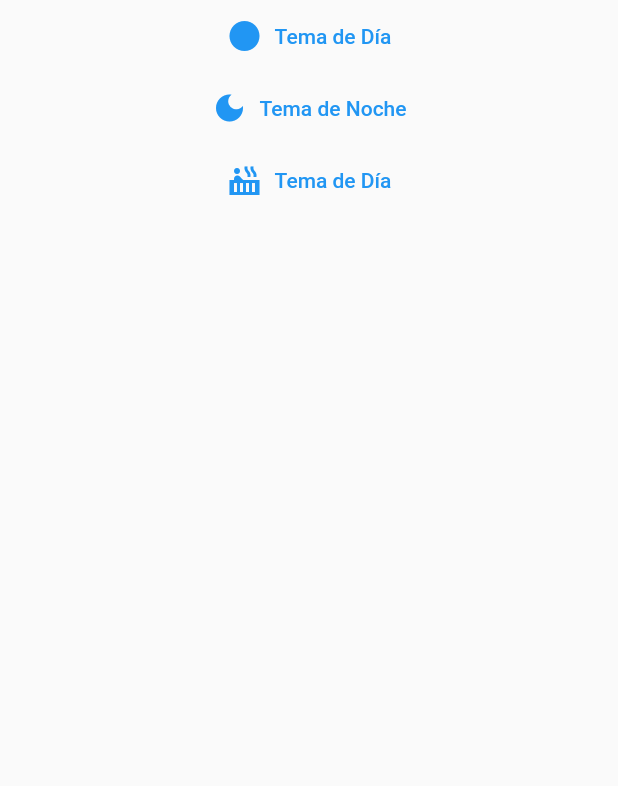
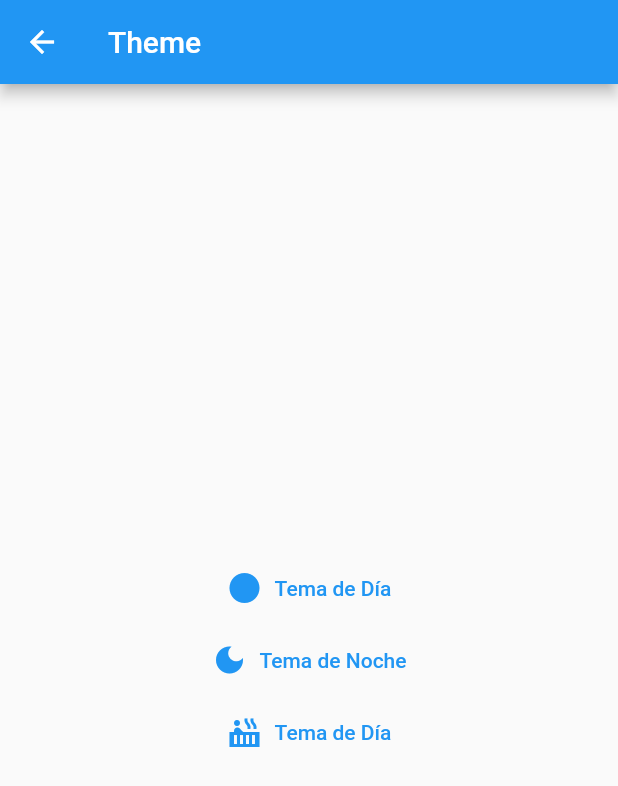
Before and after one commit to Reyes-Martinez/pmovil, a Flutter app: the ThemeScreen screen opened by its route, after a tap on "Tema de Día", on a phone screen of 412 x 824 dp. Shown: the top 786 px of the screen. Run offline on Flutter 3.47's test engine with Material 2 defaults, Android fonts, the phone set to English and light mode, and no system bars; our stand-ins replace image_picker, rounded_loading_button, shared_preferences, smooth_page_indicator, social_login_buttons, sqflite; missing offline and left inert: splash_screen_view; accounts and stored records are empty; network calls fail.

Commit message:
onboarding

```diff
--- a/lib/main.dart
+++ b/lib/main.dart
@@ -16,16 +16,26 @@ class MyApp extends StatelessWidget {
   // This widget is the root of your application.
   @override
   Widget build(BuildContext context) {
-    return MultiProvider(
-        providers: [
+    return MultiProvider(providers: [
       ChangeNotifierProvider(create: (_) => LoginFormProvider()),
       ChangeNotifierProvider(create: (_) => TaskProvider()),
       ChangeNotifierProvider(create: (_) => ThemeProvider()),
       ChangeNotifierProvider(create: (_) => ProfileProvider())
-        ],
-        child: MaterialApp(
+    ], child: const _APP());
+  }
+}
+
+class _APP extends StatelessWidget {
+  const _APP({
+    Key? key,
+  }) : super(key: key);
+
+  @override
+  Widget build(BuildContext context) {
+    ThemeProvider tema = Provider.of<ThemeProvider>(context);
+    return MaterialApp(
       title: 'Flutter Demo',
-          theme: ThemeData.light(),
+      theme: tema.getthemeData(),
       home: const SplashScreen(),
       debugShowCheckedModeBanner: false,
       routes: {
@@ -35,7 +45,8 @@ class MyApp extends StatelessWidget {
         "/tasklist": (BuildContext context) => const ListTaskScreen(),
         "/theme": (BuildContext context) => const ThemeScreen(),
         "/profile": (BuildContext context) => const ProfileScreen(),
+        "/onboarding": (BuildContext context) => const OnboardingScreen(),
       },
-        ));
+    );
   }
 }
--- a/lib/provider/theme_provider.dart
+++ b/lib/provider/theme_provider.dart
@@ -3,6 +3,7 @@ import 'package:practica2/settings/styles_settings.dart';
 
 class ThemeProvider with ChangeNotifier {
   ThemeData? _themeData = temaDia();
+
   //double _dimenFont = 1;
 
   //getdimenFont() => this._dimenFont;
@@ -11,9 +12,9 @@ class ThemeProvider with ChangeNotifier {
   //  notifyListeners();
   //}
 
-  getthemeData() => this._themeData;
+  getthemeData() => _themeData;
   setthemeData(ThemeData theme) {
-    this._themeData = theme;
+    _themeData = theme;
     notifyListeners();
   }
 }
--- a/lib/screens/dashboard_screen.dart
+++ b/lib/screens/dashboard_screen.dart
@@ -3,8 +3,7 @@ import 'dart:io';
 import 'package:flutter/material.dart';
 import 'package:practica2/shared/preferences.dart';
 import 'package:provider/provider.dart';
-import '../provider/login_form_provider.dart';
-import '../provider/profile_provider.dart';
+import 'package:practica2/provider/poviders.dart';
 
 class DashboardScreen extends StatelessWidget {
   const DashboardScreen({Key? key}) : super(key: key);
--- /dev/null
+++ b/lib/screens/onboarding_screen.dart
@@ -0,0 +1,238 @@
+import 'package:flutter/material.dart';
+import 'package:practica2/provider/poviders.dart';
+import 'package:practica2/settings/styles_settings.dart';
+import 'package:practica2/shared/preferences.dart';
+import 'package:provider/provider.dart';
+import 'package:smooth_page_indicator/smooth_page_indicator.dart';
+
+class OnboardingScreen extends StatefulWidget {
+  const OnboardingScreen({Key? key}) : super(key: key);
+
+  @override
+  State<OnboardingScreen> createState() => _OnboardingScreenState();
+}
+
+class _OnboardingScreenState extends State<OnboardingScreen> {
+  final controller = PageController();
+  bool isLastPage = false;
+
+  @override
+  void dispose() {
+    controller.dispose();
+    super.dispose();
+  }
+
+  @override
+  Widget build(BuildContext context) {
+    ThemeProvider tema = Provider.of<ThemeProvider>(context);
+
+    return Scaffold(
+        body: Container(
+          padding: const EdgeInsets.only(bottom: 80),
+          child: PageView(
+              controller: controller,
+              onPageChanged: (index) {
+                setState(() {
+                  isLastPage = index == 2;
+                });
+              },
+              children: [
+                Container(
+                    color: Theme.of(context).cardColor,
+                    child: Column(
+                      mainAxisAlignment: MainAxisAlignment.center,
+                      children: [
+                        const Text(
+                          'Welcome to the aplication',
+                          style: TextStyle(
+                              fontSize: 30, fontWeight: FontWeight.bold),
+                        ),
+                        const SizedBox(height: 14),
+                        Image.asset(
+                          'assets/img1.png',
+                          fit: BoxFit.cover,
+                          width: 150,
+                        ),
+                        const SizedBox(height: 14),
+                        Container(
+                          padding: const EdgeInsets.symmetric(horizontal: 30),
+                          child: const Text(
+                            'Ipsum nostrud veniam ullamco est cupidatat ullamco ut est. Quis id dolor ea quis culpa magna in anim est commodo nulla esse. Anim minim laborum exercitation dolore aliqua pariatur commodo et Lorem. Quis voluptate irure elit cupidatat Lorem laborum incididunt do velit id. Voluptate duis id est aliqua duis laboris incididunt occaecat amet anim aliquip do. Pariatur voluptate reprehenderit exercitation aute nisi enim non.',
+                          ),
+                        ),
+                        const SizedBox(height: 40),
+                        Image.asset(
+                          'assets/arrow.png',
+                          fit: BoxFit.cover,
+                          width: 60,
+                        ),
+                        const Text('Tap on next button')
+                      ],
+                    )),
+                Container(
+                    color: Theme.of(context).cardColor,
+                    child: Column(
+                      mainAxisAlignment: MainAxisAlignment.center,
+                      children: [
+                        const Text(
+                          'Selected theme',
+                          style: TextStyle(
+                              fontSize: 30, fontWeight: FontWeight.bold),
+                        ),
+                        const SizedBox(height: 14),
+                        Image.asset(
+                          'assets/theme.png',
+                          fit: BoxFit.cover,
+                          width: 150,
+                        ),
+                        const SizedBox(height: 14),
+                        Column(
+                          mainAxisAlignment: MainAxisAlignment.center,
+                          children: [
+                            TextButton.icon(
+                              onPressed: () {
+                                print('dia');
+                                tema.setthemeData(temaDia());
+                              },
+                              icon: Icon(Icons.brightness_1),
+                              label: Text('Tema de Día'),
+                            ),
+                            TextButton.icon(
+                              onPressed: () {
+                                print('noche');
+                                tema.setthemeData(temaNoche());
+                              },
+                              icon: Icon(Icons.dark_mode),
+                              label: Text('Tema de Noche'),
+                            ),
+                            TextButton.icon(
+                              onPressed: () {
+                                print('calido');
+                                tema.setthemeData(temaCalido());
+                              },
+                              icon: Icon(Icons.hot_tub_sharp),
+                              label: Text('Tema de Día'),
+                            ),
+                          ],
+                        ),
+                        const SizedBox(height: 40),
+                        Image.asset(
+                          'assets/arrow.png',
+                          fit: BoxFit.cover,
+                          width: 60,
+                        ),
+                        const Text('Tap on next button')
+                      ],
+                    )),
+                Container(
+                    color: Theme.of(context).cardColor,
+                    child: Column(
+                      mainAxisAlignment: MainAxisAlignment.center,
+                      children: [
+                        const Text(
+                          'Etid your profile',
+                          style: TextStyle(
+                              fontSize: 30, fontWeight: FontWeight.bold),
+                        ),
+                        const SizedBox(height: 14),
+                        Image.asset(
+                          'assets/profile.png',
+                          fit: BoxFit.cover,
+                          width: 240,
+                        ),
+                        const SizedBox(height: 14),
+                        Container(
+                          padding: const EdgeInsets.symmetric(horizontal: 30),
+                          child: const Text(
+                              'You can edit your profile after you are lgin'),
+                        ),
+                        const SizedBox(height: 40),
+                      ],
+                    )),
+              ]),
+        ),
+        bottomSheet: isLastPage
+            ? TextButton(
+                onPressed: () {
+                  Preference.showOnboardin = false;
+                  Navigator.pushNamed(context, '/login');
+                },
+                style: TextButton.styleFrom(
+                  primary: Colors.white,
+                  backgroundColor: Theme.of(context).primaryColor,
+                  minimumSize: const Size(double.infinity, 80),
+                  shape: RoundedRectangleBorder(
+                      borderRadius: BorderRadius.circular(0)),
+                ),
+                child: const Text('Get Satarted'),
+              )
+            : Container(
+                padding: const EdgeInsets.symmetric(horizontal: 10),
+                color: Theme.of(context).primaryColor,
+                height: 80,
+                child: Row(
+                  mainAxisAlignment: MainAxisAlignment.spaceBetween,
+                  children: [
+                    TextButton(
+                      child: const Text(
+                        'SKIP',
+                        style: TextStyle(color: Colors.white),
+                      ),
+                      onPressed: () {
+                        controller.jumpToPage(2);
+                      },
+                    ),
+                    Center(
+                      child: SmoothPageIndicator(
+                        controller: controller,
+                        count: 3,
+                        effect: const WormEffect(
+                            spacing: 16,
+                            dotColor: Colors.black26,
+                            activeDotColor: Colors.white),
+                        onDotClicked: (index) => controller.animateToPage(index,
+                            duration: const Duration(milliseconds: 500),
+                            curve: Curves.easeIn),
+                      ),
+                    ),
+                    TextButton(
+                      child: const Text('NEXT',
+                          style: TextStyle(color: Colors.white)),
+                      onPressed: () {
+                        controller.nextPage(
+                            duration: const Duration(milliseconds: 500),
+                            curve: Curves.easeInOut);
+                      },
+                    ),
+                  ],
+                ),
+              ));
+  }
+}
+
+class _Sider extends StatelessWidget {
+  const _Sider({
+    Key? key,
+    required this.titel,
+    required this.content,
+    this.image,
+    required this.color,
+    this.buttons,
+  }) : super(key: key);
+  final String titel;
+  final String content;
+  final String? image;
+  final Color? color;
+  final Widget? buttons;
+  @override
+  Widget build(BuildContext context) {
+    return Container(
+        color: color,
+        child: Column(
+          mainAxisAlignment: MainAxisAlignment.center,
+          children: [
+            Text(titel),
+          ],
+        ));
+  }
+}
--- a/lib/screens/profile_screen.dart
+++ b/lib/screens/profile_screen.dart
@@ -14,12 +14,15 @@ class ProfileScreen extends StatelessWidget {
   @override
   Widget build(BuildContext context) {
     return Scaffold(
+      appBar: AppBar(
+        title: const Text('Profile'),
+      ),
       body: ProfileBackground(
           child: SingleChildScrollView(
         child: Column(
           children: [
             const SizedBox(
-              height: 50,
+              height: 20,
             ),
             const _Image(),
             const SizedBox(
--- a/lib/screens/screens.dart
+++ b/lib/screens/screens.dart
@@ -1,6 +1,7 @@
 export 'package:practica2/screens/dashboard_screen.dart';
 export 'package:practica2/screens/list_task.dart';
 export 'package:practica2/screens/login_screen.dart';
+export 'package:practica2/screens/onboarding_screen.dart';
 export 'package:practica2/screens/profile_screen.dart';
 export 'package:practica2/screens/splash_screen.dart';
 export 'package:practica2/screens/task.dart';
--- a/lib/screens/splash_screen.dart
+++ b/lib/screens/splash_screen.dart
@@ -9,8 +9,9 @@ class SplashScreen extends StatelessWidget {
   @override
   Widget build(BuildContext context) {
     return SplashScreenView(
-      navigateRoute:
-          (Preference.password.isNotEmpty && Preference.user.isNotEmpty)
+      navigateRoute: Preference.showOnboardin == true
+          ? const OnboardingScreen()
+          : (Preference.password.isNotEmpty && Preference.user.isNotEmpty)
               ? const DashboardScreen()
               : const LoginScreen(),
       duration: 3000,
--- a/lib/screens/theme_screen.dart
+++ b/lib/screens/theme_screen.dart
@@ -11,10 +11,16 @@ class ThemeScreen extends StatelessWidget {
     ThemeProvider tema = Provider.of<ThemeProvider>(context);
 
     return Scaffold(
+      appBar: AppBar(
+        title: const Text('Theme'),
+      ),
       body: Center(
-        child: Column(children: [
+        child: Column(
+          mainAxisAlignment: MainAxisAlignment.center,
+          children: [
             TextButton.icon(
               onPressed: () {
+                print('dia');
                 tema.setthemeData(temaDia());
               },
               icon: Icon(Icons.brightness_1),
@@ -22,6 +28,7 @@ class ThemeScreen extends StatelessWidget {
             ),
             TextButton.icon(
               onPressed: () {
+                print('noche');
                 tema.setthemeData(temaNoche());
               },
               icon: Icon(Icons.dark_mode),
@@ -29,12 +36,14 @@ class ThemeScreen extends StatelessWidget {
             ),
             TextButton.icon(
               onPressed: () {
+                print('calido');
                 tema.setthemeData(temaCalido());
               },
               icon: Icon(Icons.hot_tub_sharp),
               label: Text('Tema de Día'),
             ),
-        ]),
+          ],
+        ),
       ),
     );
   }
--- a/lib/shared/preferences.dart
+++ b/lib/shared/preferences.dart
@@ -6,6 +6,8 @@ class Preference {
   static String _user = "";
   static String _password = "";
   static bool _fullUser = false;
+  static bool _showOnboradin = true;
+  static String _theme = "";
 
   static Future init() async {
     _preferences = await SharedPreferences.getInstance();
@@ -45,4 +47,22 @@ class Preference {
       _preferences.setString('_fullUser', 'no');
     }
   }
+
+  static set showOnboardin(bool show) {
+    _showOnboradin = show;
+    _preferences.setBool('showOnboarding', _showOnboradin);
+  }
+
+  static bool get showOnboardin {
+    return _preferences.getBool('showOnboarding') ?? _showOnboradin;
+  }
+
+  static String get theme {
+    return _preferences.getString('theme') ?? _theme;
+  }
+
+  static set theme(String theme) {
+    _theme = theme;
+    _preferences.setString('theme', _theme);
+  }
 }
```
Also changed, not shown: pubspec.yaml (+6 -10 lines), assets/arrow.png (added), assets/img1.png (added), assets/profile.png (added), assets/theme.png (added), lib/provider/onboarding_provider.dart (added), pubspec.lock. Lines whose indentation alone changed are shown as unchanged.
